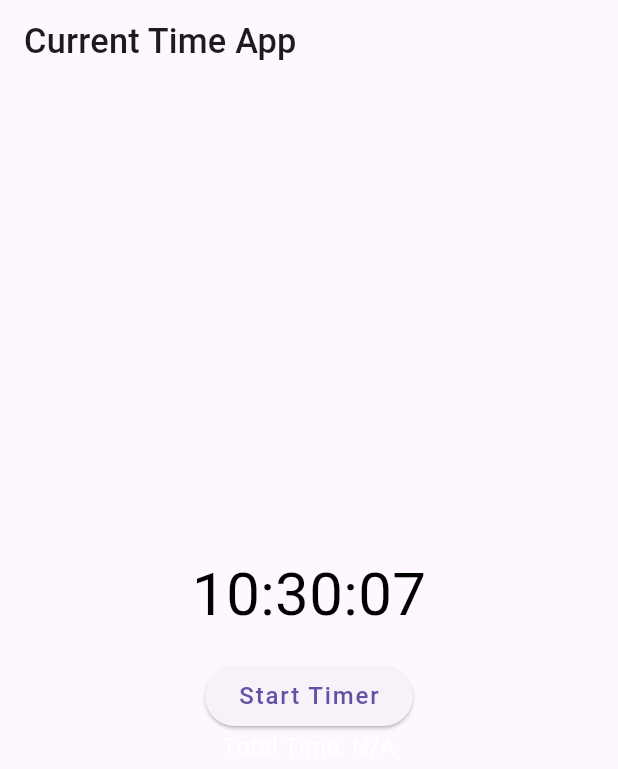
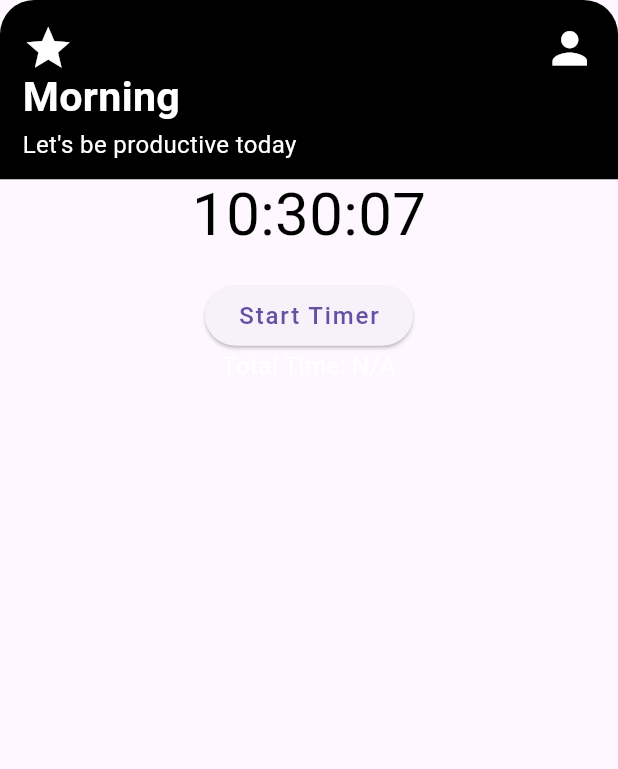
Before and after one commit to GavelKharmalki/employee_management, a Flutter app: the screen it shows after launch, on a phone screen of 412 x 824 dp. Shown: the top 769 px of the screen. Run offline on Flutter 3.47's test engine with Material 3 defaults, Android fonts, the phone set to English and light mode, and no system bars; our stand-ins replace flutter_screenutil, google_fonts.

Commit message:
new screens

```diff
--- a/lib/main.dart
+++ b/lib/main.dart
@@ -1,6 +1,7 @@
 
 import 'package:employee_management/authentication/signup.dart';
 import 'package:employee_management/screens/homepage.dart';
+import 'package:employee_management/screens/scanscreen.dart';
 import 'package:flutter/material.dart';
 import 'package:flutter_screenutil/flutter_screenutil.dart';
 
@@ -31,7 +32,7 @@ class MyApp extends StatelessWidget {
           home: child,
         );
       },
-      child:  MyHomePage()
+      child: MyHomePage()
     );
   }
 }
--- a/lib/screens/homepage.dart
+++ b/lib/screens/homepage.dart
@@ -1,6 +1,6 @@
 import 'dart:async';
-
 import 'package:flutter/material.dart';
+import 'package:flutter_screenutil/flutter_screenutil.dart';
 import 'package:intl/intl.dart';
 
 
@@ -61,18 +61,46 @@ class _MyHomePageState extends State<MyHomePage> {
   @override
   Widget build(BuildContext context) {
     return Scaffold(
-      appBar: AppBar(
-        title: Text('Current Time App'),
+      body: SafeArea(
+        child: Column(
+          mainAxisAlignment: MainAxisAlignment.start,
+          children: [
+            Container(
+              width: MediaQuery.of(context).size.width,
+              height: 100.h,
+              decoration: BoxDecoration(
+                color: Colors.black,
+                borderRadius: BorderRadiusDirectional.only(topStart: Radius.circular(20.w),topEnd: Radius.circular(20.w))
               ),
-      body: Center(
+              child:  Padding(
+                padding: const EdgeInsets.all(15.0),
                 child: Column(
-          mainAxisAlignment: MainAxisAlignment.center,
+                  crossAxisAlignment: CrossAxisAlignment.start,
+                  children: [
+                    Row(
+                      mainAxisAlignment: MainAxisAlignment.spaceBetween,
+                      children: [
+                        Icon(Icons.star,color: Colors.white,size: 30.sp),
+                        Icon(Icons.person,color: Colors.white,size: 30.sp)
+                      ],
+                    ),
+                    Text("Morning",style: TextStyle(color: Colors.white,fontSize: 24.sp,fontWeight: FontWeight.bold),),
+                    SizedBox(
+                      height: 5.h,
+                    ),
+                    Text("Let's be productive today",style: TextStyle(color: Colors.white,fontSize: 14.sp,fontWeight: FontWeight.normal),)
+                  ],
+                ),
+              ),
+            ),
+            Center(
+              child: Column(
                 children: [
                   Text(
               _currentTime,
               style: TextStyle(fontSize: 40, color: Colors.black),
                         ),
-            SizedBox(height: 20),
+                        const SizedBox(height: 20),
                         ElevatedButton(
               onPressed: () {
                 _toggleTimer();
@@ -82,6 +110,9 @@ class _MyHomePageState extends State<MyHomePage> {
                         Text('Total Time: ${_calculateTotalTime()}')
                 ],
               ),
+            )
+          ],
+        ),
       ),
     );
   }
--- a/pubspec.yaml
+++ b/pubspec.yaml
@@ -41,6 +41,7 @@ dependencies:
   equatable: ^2.0.5
   http: ^1.1.2
   intl: ^0.19.0
+  google_fonts: ^6.1.0
 
 dev_dependencies:
   flutter_test:
```
Also changed, not shown: lib/screens/scanscreen.dart (added, +43 -0 lines), pubspec.lock, 7 other files. Lines whose indentation alone changed are shown as unchanged.
